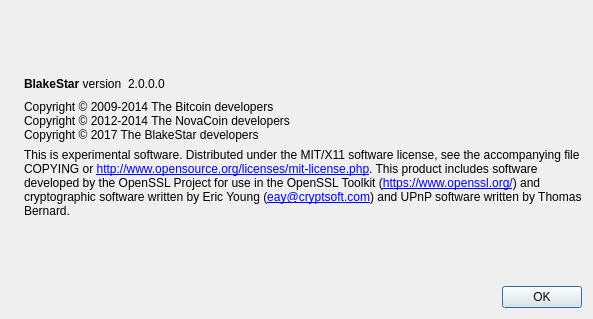
Old version of the form src/qt/forms/aboutdialog.ui in the repository MyCryptoCoins/Helium.
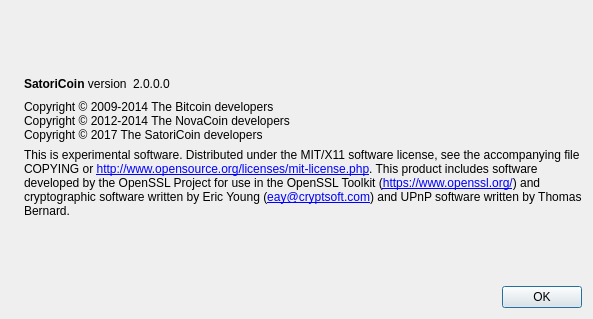
New version of the form. Icons and pictures are not drawn.

Diff of the .ui file:
```diff
--- a/src/qt/forms/aboutdialog.ui
+++ b/src/qt/forms/aboutdialog.ui
@@ -50,7 +50,7 @@
           <cursorShape>IBeamCursor</cursorShape>
          </property>
          <property name="text">
-          <string>&lt;b&gt;BlakeStar&lt;/b&gt; version</string>
+          <string>&lt;b&gt;SatoriCoin&lt;/b&gt; version</string>
          </property>
          <property name="textInteractionFlags">
           <set>Qt::LinksAccessibleByMouse|Qt::TextSelectableByKeyboard|Qt::TextSelectableByMouse</set>
@@ -93,7 +93,7 @@
        <property name="text">
         <string>Copyright © 2009-2014 The Bitcoin developers
 Copyright © 2012-2014 The NovaCoin developers
-Copyright © 2017 The BlakeStar developers</string>
+Copyright © 2017 The SatoriCoin developers</string>
        </property>
        <property name="textInteractionFlags">
         <set>Qt::LinksAccessibleByMouse|Qt::TextSelectableByKeyboard|Qt::TextSelectableByMouse</set>
```
Left out of the diff: 2 changed lines with no effect on the pictures.
